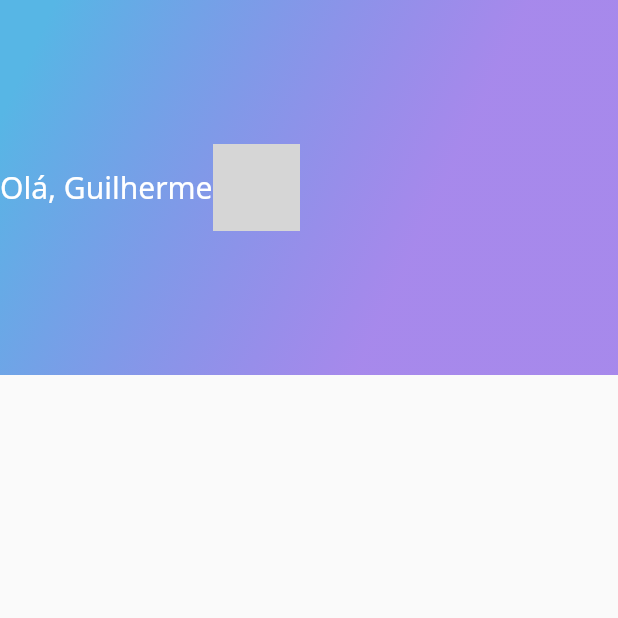
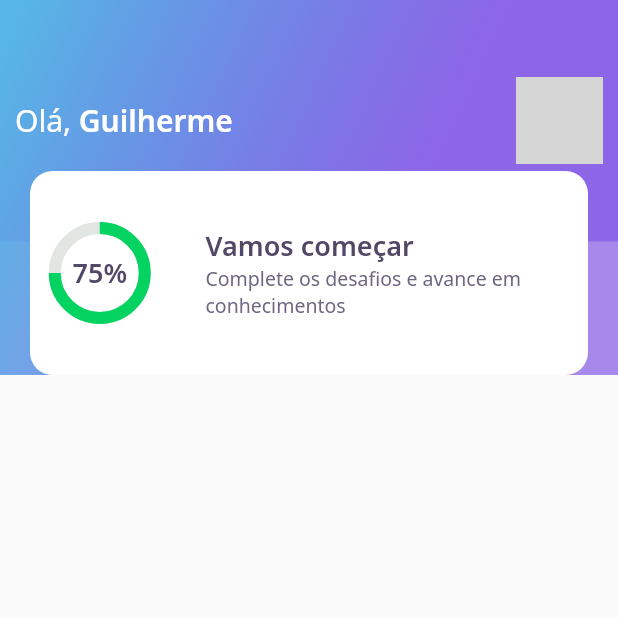
Before and after one commit to kadeguilherme/devquiz, a Flutter app: the screen it shows after launch, on a phone screen of 412 x 824 dp, the top half of it. Run offline on Flutter 3.47's test engine with Material 2 defaults, Android fonts, the phone set to English and light mode, and no system bars; our stand-ins replace google_fonts; network calls fail; grey boxes are pictures that could not be loaded.

Commit message:
Finalizando o AppBar. Utilizamos muito o Widget Stack

```diff
--- a/lib/home/widgets/appbar/app_bar_widget.dart
+++ b/lib/home/widgets/appbar/app_bar_widget.dart
@@ -1,5 +1,6 @@
 import 'package:devquiz/core/app_text_styles.dart';
 import 'package:devquiz/core/app_gradients.dart';
+import 'package:devquiz/home/widgets/score_card/score_card_widget.dart';
 import 'package:flutter/material.dart';
 
 class AppBarWidget extends PreferredSize {
@@ -11,11 +12,29 @@ class AppBarWidget extends PreferredSize {
             decoration: BoxDecoration(
               gradient: AppGradients.linear,
             ),
+            child: Stack(
+              children: [
+                Container(
+                  height: 161,
+                  width: double.maxFinite,
+                  padding: const EdgeInsets.symmetric(horizontal: 10),
+                  decoration: BoxDecoration(
+                    gradient: AppGradients.linear,
+                  ),
                   child: Row(
+                    mainAxisAlignment: MainAxisAlignment.spaceBetween,
                     children: [
-                Text(
-                  "Olá, Guilherme",
+                      Text.rich(
+                        TextSpan(
+                          text: "Olá, ",
                           style: AppTextStyles.title,
+                          children: [
+                            TextSpan(
+                              text: "Guilherme",
+                              style: AppTextStyles.titleBold,
+                            )
+                          ],
+                        ),
                       ),
                       Container(
                         width: 58,
@@ -31,5 +50,12 @@ class AppBarWidget extends PreferredSize {
                     ],
                   ),
                 ),
+                Align(
+                  alignment: Alignment(0.0, 1.0),
+                  child: ScoreCardWidget(),
+                ),
+              ],
+            ),
+          ),
         );
 }
--- /dev/null
+++ b/lib/home/widgets/chart/chart_widget.dart
@@ -0,0 +1,36 @@
+import 'package:devquiz/core/app_colors.dart';
+import 'package:devquiz/core/app_text_styles.dart';
+import 'package:flutter/material.dart';
+
+class ChartWidget extends StatelessWidget {
+  @override
+  Widget build(BuildContext context) {
+    return Container(
+      height: 80,
+      width: 80,
+      child: Stack(
+        children: [
+          Center(
+            child: Container(
+              width: 60,
+              height: 60,
+              child: CircularProgressIndicator(
+                strokeWidth: 8,
+                value: .75,
+                backgroundColor: AppColors.chartSecondary,
+                valueColor:
+                    AlwaysStoppedAnimation<Color>(AppColors.chartPrimary),
+              ),
+            ),
+          ),
+          Center(
+            child: Text(
+              "75%",
+              style: AppTextStyles.heading,
+            ),
+          ),
+        ],
+      ),
+    );
+  }
+}
--- /dev/null
+++ b/lib/home/widgets/score_card/score_card_widget.dart
@@ -0,0 +1,49 @@
+import 'package:devquiz/core/app_colors.dart';
+import 'package:devquiz/core/app_text_styles.dart';
+import 'package:devquiz/home/widgets/chart/chart_widget.dart';
+import 'package:flutter/material.dart';
+
+class ScoreCardWidget extends StatelessWidget {
+  @override
+  Widget build(BuildContext context) {
+    return Padding(
+      padding: const EdgeInsets.only(left: 20, right: 20, top: 14),
+      child: Container(
+        height: 136,
+        decoration: BoxDecoration(
+          color: AppColors.white,
+          borderRadius: BorderRadius.circular(15),
+        ),
+        child: Row(
+          crossAxisAlignment: CrossAxisAlignment.center,
+          children: [
+            Expanded(
+              flex: 1,
+              child: ChartWidget(),
+            ),
+            Expanded(
+              flex: 3,
+              child: Padding(
+                padding: const EdgeInsets.only(left: 24),
+                child: Column(
+                  crossAxisAlignment: CrossAxisAlignment.start,
+                  mainAxisAlignment: MainAxisAlignment.center,
+                  children: [
+                    Text(
+                      "Vamos começar",
+                      style: AppTextStyles.heading,
+                    ),
+                    Text(
+                      "Complete os desafios e avance em conhecimentos",
+                      style: AppTextStyles.body,
+                    ),
+                  ],
+                ),
+              ),
+            )
+          ],
+        ),
+      ),
+    );
+  }
+}
```
Lines whose indentation alone changed are shown as unchanged.
